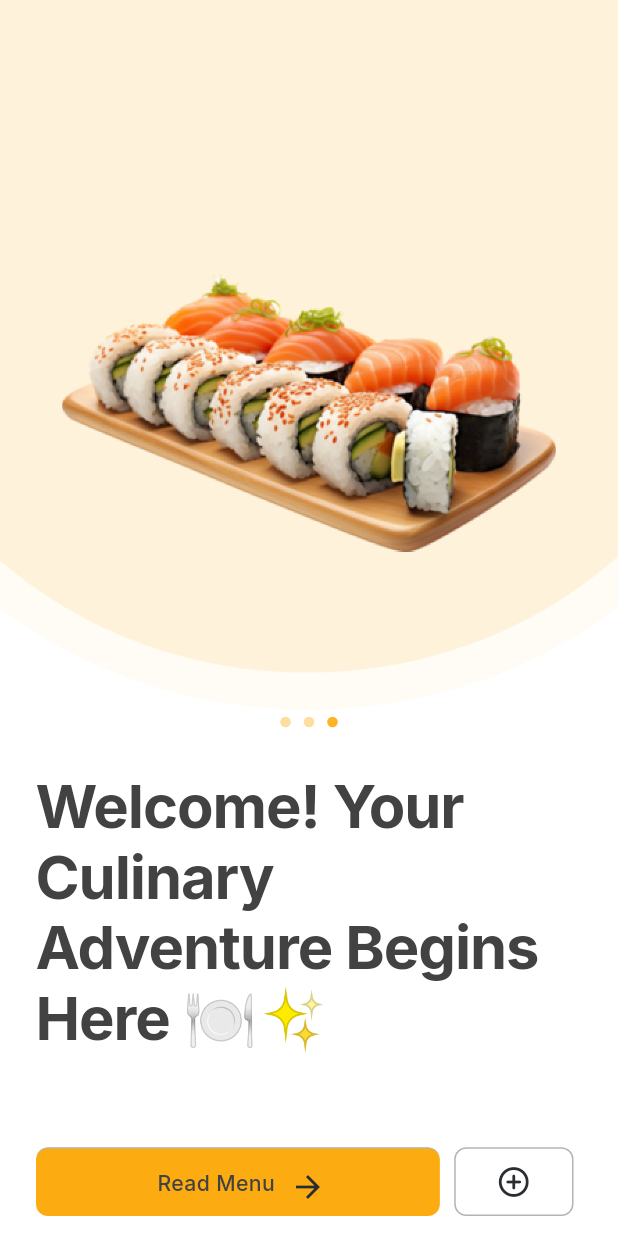
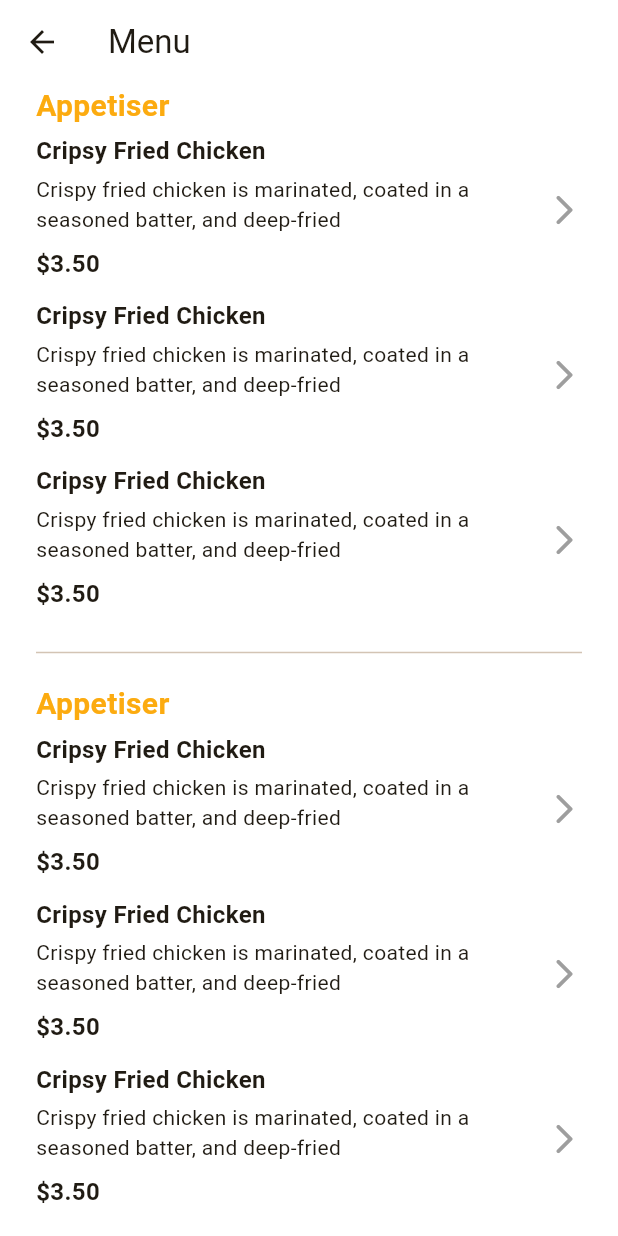
Before and after one commit to GozziCode/quick_menu, a Flutter app: the screen it shows after launch, after a tap on "Read Menu", on a phone screen of 412 x 824 dp. Run offline on Flutter 3.47's test engine with Material 3 defaults, Android fonts, the phone set to English and light mode, and no system bars; drawn by our look-alikes of carousel_slider; our stand-ins replace flutter_screenutil, flutter_svg, google_fonts; missing offline and left inert: app_settings, flutter_nfc_kit, ndef.

Commit message:
create menu screen

```diff
--- /dev/null
+++ b/lib/screens/menu_screen.dart
@@ -0,0 +1,78 @@
+import 'package:flutter/material.dart';
+import 'package:quick_menu/constant/app_color.dart';
+
+class MenuScreen extends StatelessWidget {
+  const MenuScreen({super.key});
+
+  @override
+  Widget build(BuildContext context) {
+    return Scaffold(
+      appBar: AppBar(title: Text("Menu"),
+      backgroundColor: Colors.transparent,
+        surfaceTintColor: Colors.transparent,
+      ),
+      body: ListView.separated(
+          scrollDirection: Axis.vertical,
+          itemBuilder: (context, index) {
+            return MenuCategory();
+          }, separatorBuilder: (context, int){
+            return Padding(
+              padding: const EdgeInsets.symmetric(vertical: 12.0, horizontal: 24),
+              child: Divider(),
+            );
+      }, itemCount: 3),
+    );
+  }
+}
+
+
+class MenuCategory extends StatelessWidget {
+  const MenuCategory({super.key});
+
+  @override
+  Widget build(BuildContext context) {
+    return  Padding(
+      padding: EdgeInsets.symmetric(horizontal: 24.0),
+      child: Column(
+        crossAxisAlignment: CrossAxisAlignment.start,
+
+        children: [
+          Text("Appetiser", style: TextStyle(fontSize: 20.0, fontWeight: FontWeight.bold, color: AppColors.primaryColor),),
+
+          Column(crossAxisAlignment: CrossAxisAlignment.start,children: List.generate(3, (index){return MenuItem();}),),
+        ],
+      )
+    );
+  }
+}
+
+
+class MenuItem extends StatelessWidget {
+  const MenuItem({super.key});
+
+  @override
+  Widget build(BuildContext context) {
+    return const Row(
+      children: [
+
+        Expanded(
+          child: Column(
+            crossAxisAlignment: CrossAxisAlignment.start,
+            children: [
+              Padding(
+                padding: EdgeInsets.symmetric(vertical: 4.0),
+                child: Text("Cripsy Fried Chicken", style: TextStyle(fontSize: 16.0, fontWeight: FontWeight.bold),),
+              ),
+              Text("Crispy fried chicken is marinated, coated in a seasoned batter, and deep-fried", style: TextStyle(fontSize: 14.0,),),
+              Padding(
+                padding: EdgeInsets.symmetric(vertical: 8.0),
+                child: Text("\$3.50", style: TextStyle(fontSize: 16.0, fontWeight: FontWeight.bold),),
+              ),
+
+            ],),
+        ),
+        Icon(Icons.arrow_forward_ios_rounded, color: Colors.grey,)
+      ],
+    );
+  }
+}
--- a/lib/screens/onboarding/onboarding.dart
+++ b/lib/screens/onboarding/onboarding.dart
@@ -2,6 +2,7 @@ import 'package:carousel_slider/carousel_slider.dart';
 import 'package:flutter/material.dart';
 import 'package:flutter_screenutil/flutter_screenutil.dart';
 import 'package:google_fonts/google_fonts.dart';
+import 'package:quick_menu/screens/menu_screen.dart';
 import 'package:quick_menu/screens/write_screen.dart';
 
 import '../../components/action_button.dart';
@@ -142,7 +143,13 @@ class _OnboardingScreenState extends State<OnboardingScreen> {
                   children: [
                     ActionButton(
                         text: 'Read Menu',
-                        onTap: () {},
+                        onTap: () {
+                          Navigator.push(
+                              context,
+                              MaterialPageRoute(
+                                builder: (c) => const MenuScreen(),
+                              ));
+                        },
                         icon: const Icon(Icons.arrow_forward_outlined,
                             color: AppColors.iconColor)),
                     SizedBox(width: 10.w),
--- a/lib/screens/splash_screen.dart
+++ b/lib/screens/splash_screen.dart
@@ -6,7 +6,7 @@ import 'package:google_fonts/google_fonts.dart';
 import 'package:quick_menu/screens/onboarding/onboarding.dart';
 import 'package:quick_menu/services/nfc_service.dart';
 
-import 'onboarding/widgets/enable_nfc_screen.dart';
+
 
 class SplashScreeen extends StatefulWidget {
   const SplashScreeen({super.key});
@@ -21,7 +21,7 @@ class _SplashScreeenState extends State<SplashScreeen> {
   Future<void> _checkNfcAndNavigate() async {
     bool nfcEnabled = await nfcService.isNfcEnabled();
 
-    Timer(const Duration(seconds: 5), () {
+    Timer(const Duration(seconds: 2), () {
       if (nfcEnabled) {
         Navigator.pushReplacement(
             context,
```
